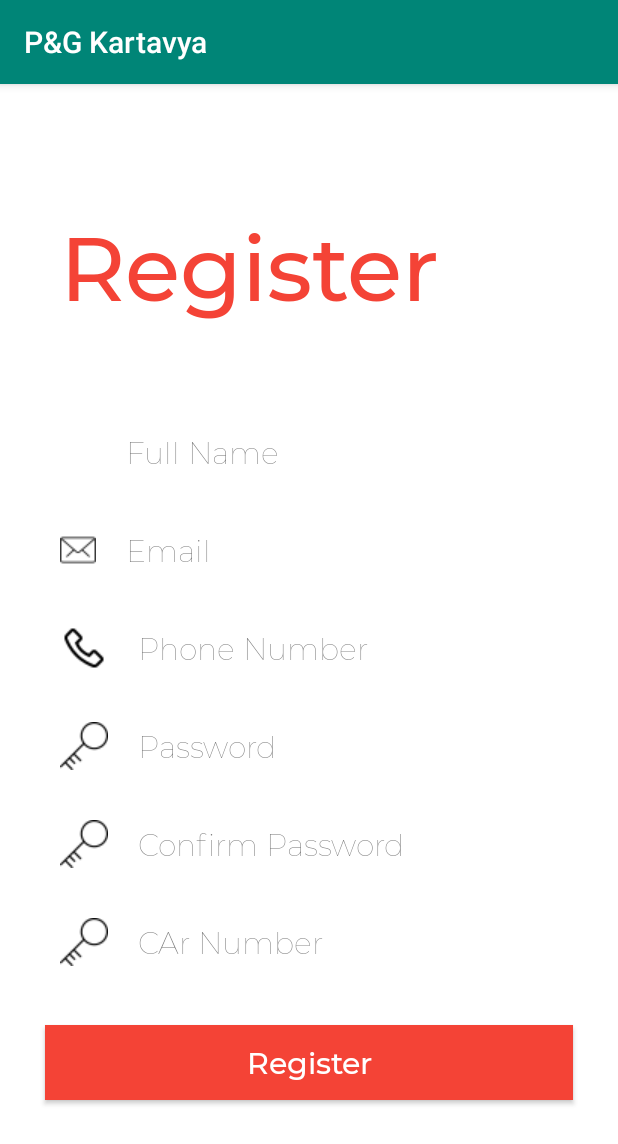
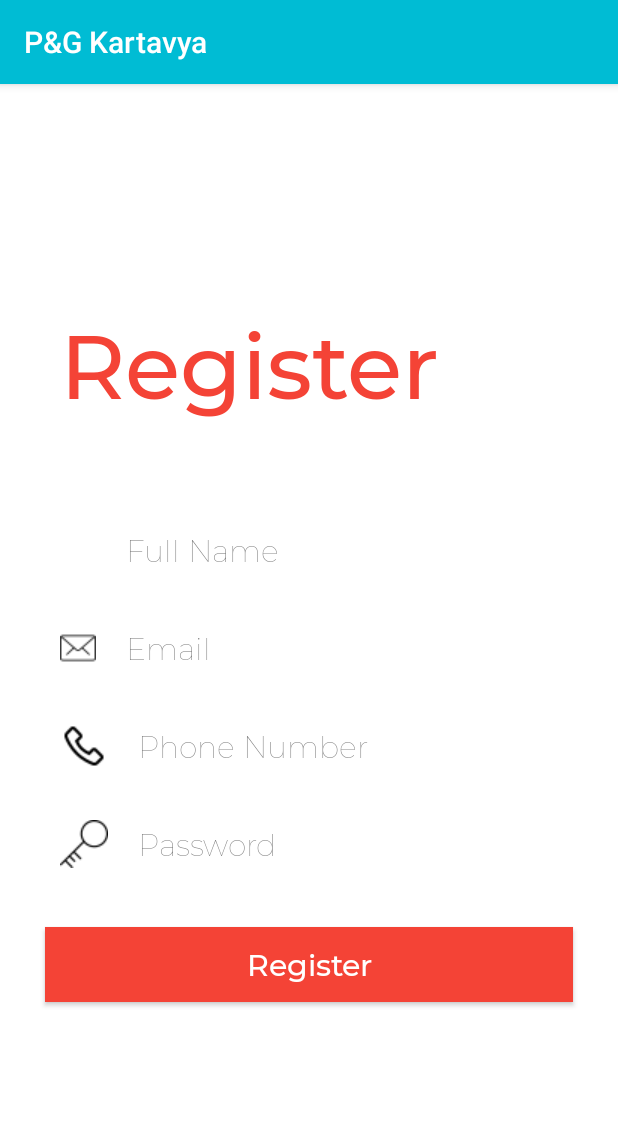
Before and after one commit to devangchhajed/PandG-Global-Innovation-Challenge, an Android app: the Register screen opened directly, with no data from a screen before it, on a phone screen of 412 x 824 dp. Shown: the top 1144 px of the screen. Run offline under Robolectric (Android 15) with nearby library versions, the light colour scheme and no system bars; our stand-ins replace Firebase (no records; nobody signed in at launch, a user with empty details on screens opened directly), Volley.

Commit message:
Firebase Added, Login and Reg Page Working

```diff
--- a/Android/app/build.gradle
+++ b/Android/app/build.gradle
@@ -1,4 +1,5 @@
 apply plugin: 'com.android.application'
+apply plugin: 'com.google.gms.google-services'
 
 android {
     compileSdkVersion 29
@@ -24,12 +25,15 @@ dependencies {
     implementation 'androidx.appcompat:appcompat:1.0.2'
     implementation 'androidx.legacy:legacy-support-v4:1.0.0'
     implementation 'com.google.android.material:material:1.0.0'
+    implementation 'com.google.firebase:firebase-analytics:17.2.2'
     implementation 'androidx.constraintlayout:constraintlayout:1.1.3'
     implementation 'androidx.navigation:navigation-fragment:2.0.0'
     implementation 'androidx.navigation:navigation-ui:2.0.0'
     implementation 'androidx.lifecycle:lifecycle-extensions:2.0.0'
     implementation 'com.android.volley:volley:1.1.1'
+    implementation 'com.google.firebase:firebase-firestore:21.4.3'
     testImplementation 'junit:junit:4.12'
     androidTestImplementation 'androidx.test:runner:1.1.1'
     androidTestImplementation 'androidx.test.espresso:espresso-core:3.1.1'
+    implementation 'com.google.firebase:firebase-auth:19.3.1'
 }
--- a/Android/app/src/main/AndroidManifest.xml
+++ b/Android/app/src/main/AndroidManifest.xml
@@ -1,6 +1,8 @@
 <?xml version="1.0" encoding="utf-8"?>
 <manifest xmlns:android="http://schemas.android.com/apk/res/android"
     package="com.pgkartavya">
+
+    <uses-permission android:name="android.permission.INTERNET" />
 
     <application
         android:allowBackup="true"
--- a/Android/app/src/main/java/com/pgkartavya/Activities/Register.java
+++ b/Android/app/src/main/java/com/pgkartavya/Activities/Register.java
@@ -1,5 +1,6 @@
 package com.pgkartavya.Activities;
 
+import androidx.annotation.NonNull;
 import androidx.appcompat.app.AppCompatActivity;
 
 import android.content.Intent;
@@ -8,6 +9,7 @@ import android.util.Log;
 import android.view.View;
 import android.widget.Button;
 import android.widget.EditText;
+import android.widget.ProgressBar;
 import android.widget.TextView;
 import android.widget.Toast;
 
@@ -22,24 +24,33 @@ import org.json.JSONObject;
 
 import java.util.HashMap;
 import java.util.Map;
+
+import com.google.android.gms.tasks.OnFailureListener;
+import com.google.android.gms.tasks.OnSuccessListener;
+import com.google.firebase.firestore.DocumentReference;
+import com.google.firebase.firestore.FirebaseFirestore;
 import com.pgkartavya.R;
 
 
 public class Register extends AppCompatActivity {
-    EditText name,contact,password,email, carnumber;
-    Button btn_register;
-    TextView login;
-
+    private EditText name, contact, password, email;
+    private TextView login;
+    private Button btn_register;
+    private String TAG;
     @Override
     protected void onCreate(Bundle savedInstanceState) {
         super.onCreate(savedInstanceState);
         setContentView(R.layout.activity_register);
 
+        TAG = "Register Activity";
+
+        final FirebaseFirestore db = FirebaseFirestore.getInstance();
+
+
         name = findViewById(R.id.activity_register_et_fullname);
         contact = findViewById(R.id.activity_register_et_phone);
         password = findViewById(R.id.activity_register_et_password);
         email = findViewById(R.id.activity_register_et_email);
-        carnumber = findViewById(R.id.activity_register_et_carnumber);
 
         btn_register = findViewById(R.id.acivity_register_btn_register);
         login = findViewById(R.id.activity_register_login_text);
@@ -52,19 +63,29 @@ public class Register extends AppCompatActivity {
                 params.put("password", password.getText().toString().trim());
                 params.put("name", name.getText().toString().trim());
                 params.put("phone", contact.getText().toString().trim());
-                params.put("carnum", carnumber.getText().toString().trim());
-                if (true) {
 
-                    // Launch main activity
+                db.collection("users")
+                        .add(params)
+                        .addOnSuccessListener(new OnSuccessListener<DocumentReference>() {
+                            @Override
+                            public void onSuccess(DocumentReference documentReference) {
+                                Log.d(TAG, "DocumentSnapshot added with ID: " + documentReference.getId());
                                 Intent intent = new Intent(Register.this, Login.class);
                                 Toast.makeText(getApplicationContext(),
                                         "User Registered", Toast.LENGTH_LONG).show();
                                 startActivity(intent);
                                 finish();
-                } else {
+                            }
+                        })
+                        .addOnFailureListener(new OnFailureListener() {
+                            @Override
+                            public void onFailure(@NonNull Exception e) {
+                                Log.w(TAG, "Error adding document", e);
                                 Toast.makeText(getApplicationContext(),
                                         "Please Try Again", Toast.LENGTH_LONG).show();
                             }
+                        });
+
             }
         });
 
--- a/Android/app/src/main/res/layout/activity_register.xml
+++ b/Android/app/src/main/res/layout/activity_register.xml
@@ -92,39 +92,8 @@
             android:paddingStart="10dp"
             android:textSize="20sp" />
 
-        <EditText
-            android:id="@+id/activity_register_et_confirmpassword"
-            android:layout_width="match_parent"
-            android:layout_height="50dp"
-            android:layout_marginLeft="30dp"
-            android:layout_marginTop="15dp"
-            android:layout_marginRight="30dp"
-            android:fontFamily="@font/montserratthin"
-            android:textColor="#000"
-            android:background="@drawable/myrect"
-            android:drawableLeft="@drawable/key"
-            android:drawablePadding="20dp"
-            android:hint="Confirm Password"
-            android:inputType="text"
-            android:paddingStart="10dp"
-            android:textSize="20sp" />
 
-        <EditText
-            android:id="@+id/activity_register_et_carnumber"
-            android:layout_width="match_parent"
-            android:layout_height="50dp"
-            android:layout_marginLeft="30dp"
-            android:layout_marginTop="15dp"
-            android:layout_marginRight="30dp"
-            android:fontFamily="@font/montserratthin"
-            android:textColor="#000"
-            android:background="@drawable/myrect"
-            android:drawableLeft="@drawable/key"
-            android:drawablePadding="20dp"
-            android:hint="CAr Number"
-            android:inputType="text"
-            android:paddingStart="10dp"
-            android:textSize="20sp" />
+
 
         <Button
             android:id="@+id/acivity_register_btn_register"
--- a/Android/app/src/main/res/values/colors.xml
+++ b/Android/app/src/main/res/values/colors.xml
@@ -1,6 +1,20 @@
 <?xml version="1.0" encoding="utf-8"?>
 <resources>
-    <color name="colorPrimary">#008577</color>
-    <color name="colorPrimaryDark">#00574B</color>
-    <color name="colorAccent">#D81B60</color>
+    <color name="colorPrimary">#00bcd4</color>
+    <color name="colorPrimaryDark">#0097a7</color>
+    <color name="colorAccent">#f2fe71</color>
+
+    <color name="bg_login">#26ae90</color>
+    <color name="bg_register">#2e3237</color>
+    <color name="bg_main">#428bca</color>
+    <color name="white">#ffffff</color>
+    <color name="input_login">#222222</color>
+    <color name="input_login_hint">#999999</color>
+    <color name="input_register">#888888</color>
+    <color name="input_register_bg">#3b4148</color>
+    <color name="input_register_hint">#5e6266</color>
+    <color name="btn_login">#26ae90</color>
+    <color name="btn_login_bg">#eceef1</color>
+    <color name="lbl_name">#333333</color>
+    <color name="btn_logut_bg">#ff6861</color>
 </resources>
--- a/Android/app/src/main/res/values/dimens.xml
+++ b/Android/app/src/main/res/values/dimens.xml
@@ -5,4 +5,5 @@
     <dimen name="nav_header_vertical_spacing">8dp</dimen>
     <dimen name="nav_header_height">176dp</dimen>
     <dimen name="fab_margin">16dp</dimen>
+    <dimen name="logo_w_h">100dp</dimen>
 </resources>
--- a/Android/build.gradle
+++ b/Android/build.gradle
@@ -8,7 +8,7 @@ buildscript {
     }
     dependencies {
         classpath 'com.android.tools.build:gradle:3.5.0'
-
+        classpath 'com.google.gms:google-services:4.3.3'
         // NOTE: Do not place your application dependencies here; they belong
         // in the individual module build.gradle files
     }
```
Also changed, not shown: Android/app/src/main/java/com/pgkartavya/Activities/Login.java (+40 -8 lines), Android/app/src/main/res/values/strings.xml (+31 -0 lines), 1 other file. Lines whose indentation alone changed are shown as unchanged.
